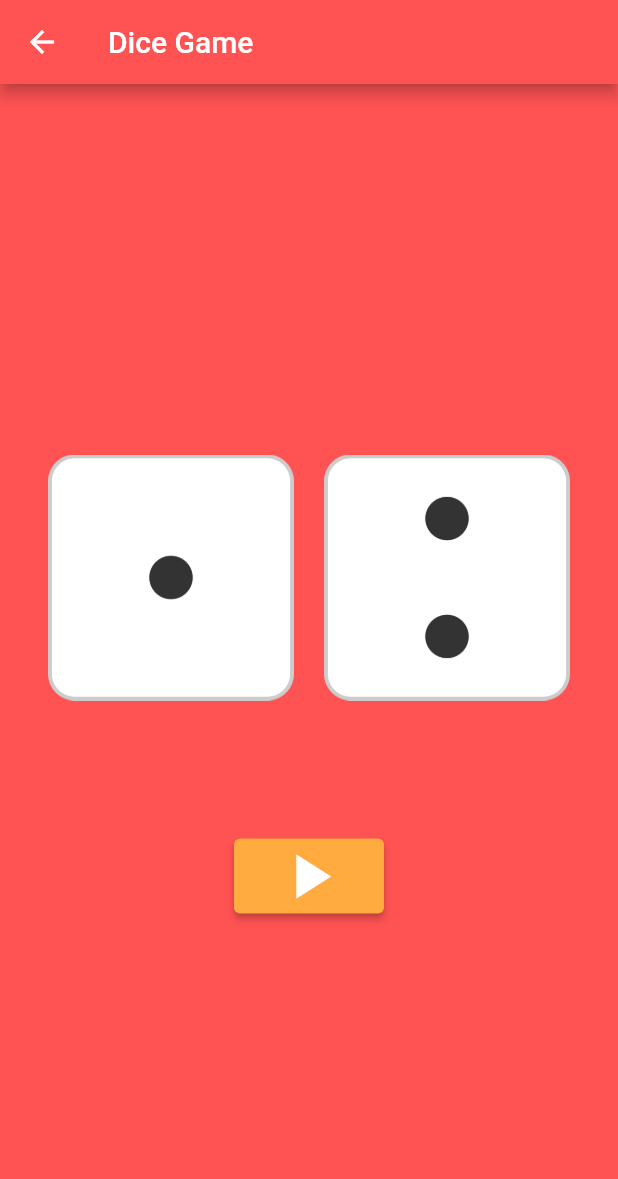
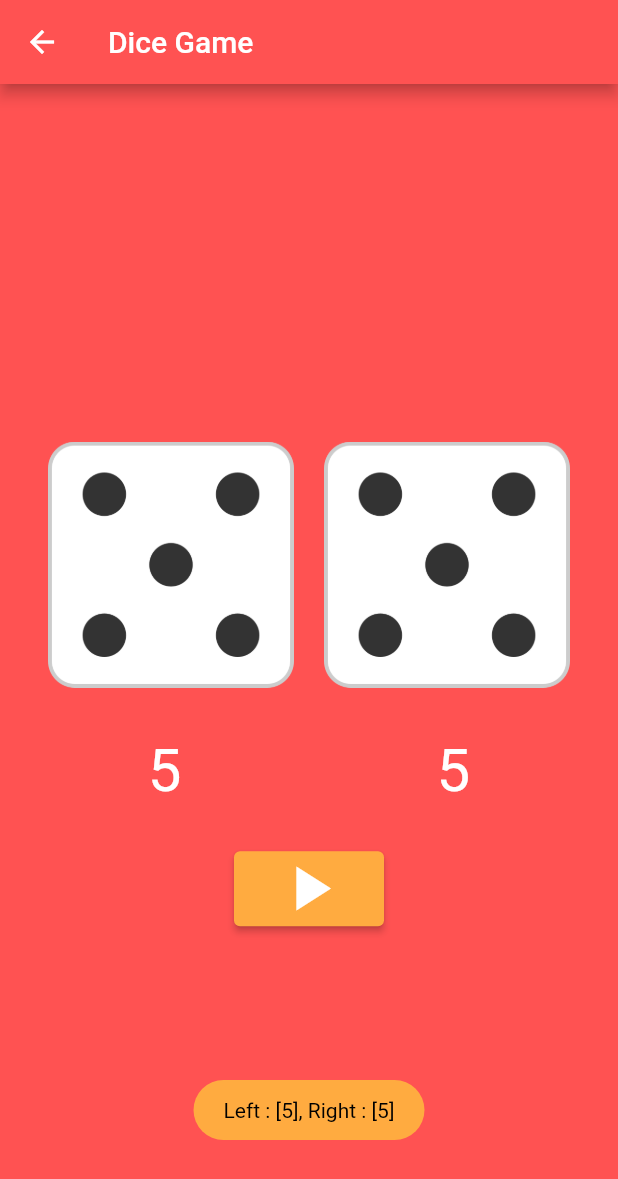
Before and after one commit to jsj9620/login_dicegame, a Flutter app: the Dice screen opened directly, after a tap on the "play arrow" icon, on a phone screen of 412 x 824 dp. Shown: the top 1179 px of the screen. Run offline on Flutter 3.47's test engine with Material 2 defaults, Android fonts, the phone set to English and light mode, and no system bars; our stand-ins replace fluttertoast.

Commit message:
[FINAL] add roll dice func and count scores

```diff
--- a/lib/dice.dart
+++ b/lib/dice.dart
@@ -1,7 +1,19 @@
 import 'package:flutter/material.dart';
+import 'dart:math';
+import 'package:fluttertoast/fluttertoast.dart';
 
-class Dice extends StatelessWidget {
+class Dice extends StatefulWidget {
   const Dice({Key? key}) : super(key: key);
+
+  @override
+  State<Dice> createState() => _DiceState();
+}
+
+class _DiceState extends State<Dice> {
+  int leftDice = 1;
+  int leftScore = 0;
+  int rightDice = 2;
+  int rightScore = 0;
 
   @override
   Widget build(BuildContext context) {
@@ -19,26 +31,56 @@ class Dice extends StatelessWidget {
               padding: const EdgeInsets.all(32.0),
               child: Row(
                 children: [
-                  Expanded(child: Image.asset('assets/dice1.png')),
+                  Expanded(child: Image.asset('assets/dice$leftDice.png')),
                   SizedBox(width: 20.0),
-                  Expanded(child: Image.asset('assets/dice2.png')),
+                  Expanded(child: Image.asset('assets/dice$rightDice.png')),
                 ],
               ),
             ),
-            SizedBox(
-              height: 60.0,
+            Row(
+              mainAxisAlignment: MainAxisAlignment.center,
+              children: [
+                Text(
+                    '$leftScore',
+                    style: TextStyle(fontSize: 40.0, color: Colors.white),
+                  ),
+                SizedBox(width: 170.0),
+                Text(
+                  '$rightScore',
+                  style: TextStyle(fontSize: 40.0, color: Colors.white),
+                ),
+              ],
             ),
+            SizedBox(height: 30.0),
             ElevatedButton(
-                onPressed: (){},
+                onPressed: () {
+                  setState(() {
+                    leftDice = Random().nextInt(6) + 1;
+                    rightDice = Random().nextInt(6) + 1;
+                    leftScore += leftDice;
+                    rightScore += rightDice;
+                  });
+                  showToast("Left : [$leftDice], Right : [$rightDice]");
+                },
                 style: ElevatedButton.styleFrom(
-                    primary: Colors.orangeAccent,
-                  minimumSize: Size(100, 50)
-                ),
-                child: Icon(Icons.play_arrow, color: Colors.white, size: 50.0,)
-            ),
+                    primary: Colors.orangeAccent, minimumSize: Size(100, 50)),
+                child: Icon(
+                  Icons.play_arrow,
+                  color: Colors.white,
+                  size: 50.0,
+                )),
           ],
         ),
       ),
     );
   }
 }
+
+void showToast(String message) {
+  Fluttertoast.showToast(
+      msg: message,
+      textColor: Colors.black,
+      backgroundColor: Colors.orangeAccent,
+      toastLength: Toast.LENGTH_SHORT,
+      gravity: ToastGravity.BOTTOM);
+}
--- a/pubspec.yaml
+++ b/pubspec.yaml
@@ -38,6 +38,7 @@ dependencies:
 dev_dependencies:
   flutter_test:
     sdk: flutter
+  fluttertoast: ^8.0.9
 
   # The "flutter_lints" package below contains a set of recommended lints to
   # encourage good coding practices. The lint set provided by the package is
```
Also changed, not shown: pubspec.lock, 2 other files.
